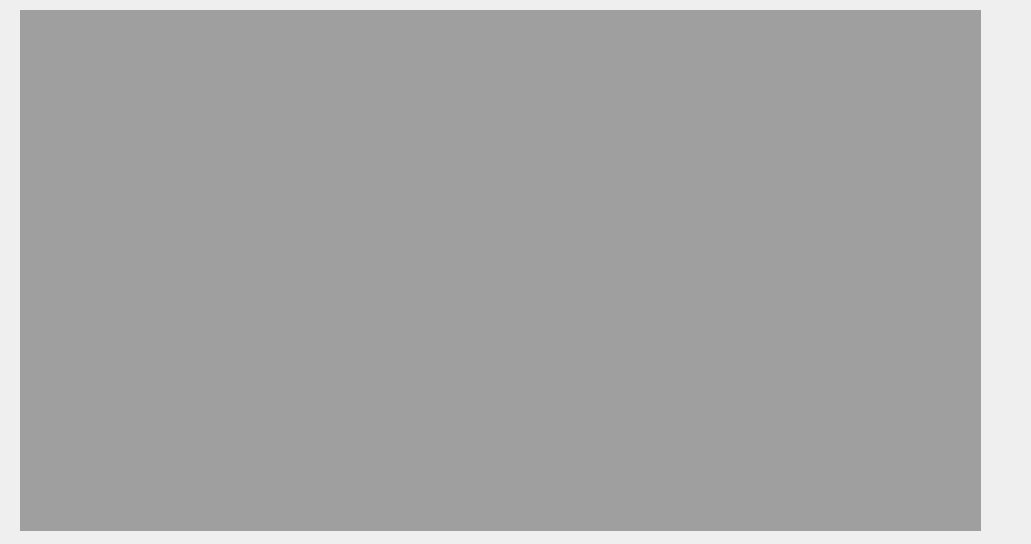
Before: the Qt Designer form log-commander/logcommander/widget.ui in pmalecki/log-commander, drawn with Qt 5.
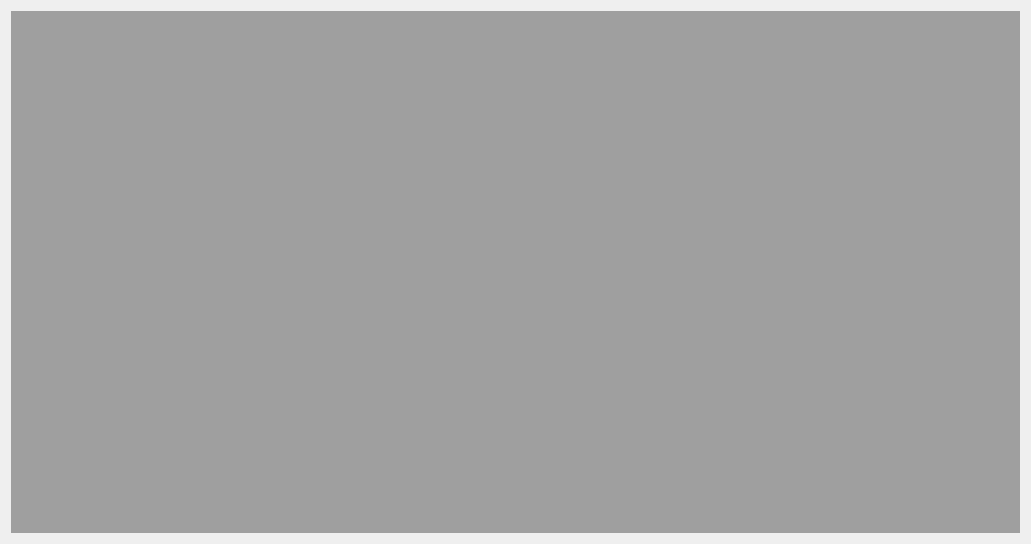
After: the same form once the commit is applied.

The edit to the form file:
```diff
--- a/log-commander/logcommander/widget.ui
+++ b/log-commander/logcommander/widget.ui
@@ -19,16 +19,21 @@
   <property name="windowTitle">
    <string>Widget</string>
   </property>
+  <layout class="QGridLayout" name="gridLayout">
+   <item row="1" column="0">
   <widget class="QMdiArea" name="mdiArea">
-   <property name="geometry">
-    <rect>
-     <x>20</x>
-     <y>10</y>
-     <width>961</width>
-     <height>521</height>
-    </rect>
-   </property>
-  </widget>
+     <property name="sizePolicy">
+      <sizepolicy hsizetype="Expanding" vsizetype="Expanding">
+       <horstretch>0</horstretch>
+       <verstretch>0</verstretch>
+      </sizepolicy>
+     </property>
+     <property name="contextMenuPolicy">
+      <enum>Qt::CustomContextMenu</enum>
+     </property>
+    </widget>
+   </item>
+  </layout>
  </widget>
  <layoutdefault spacing="6" margin="11"/>
  <resources/>
```
Lines whose indentation alone changed are shown as unchanged.
